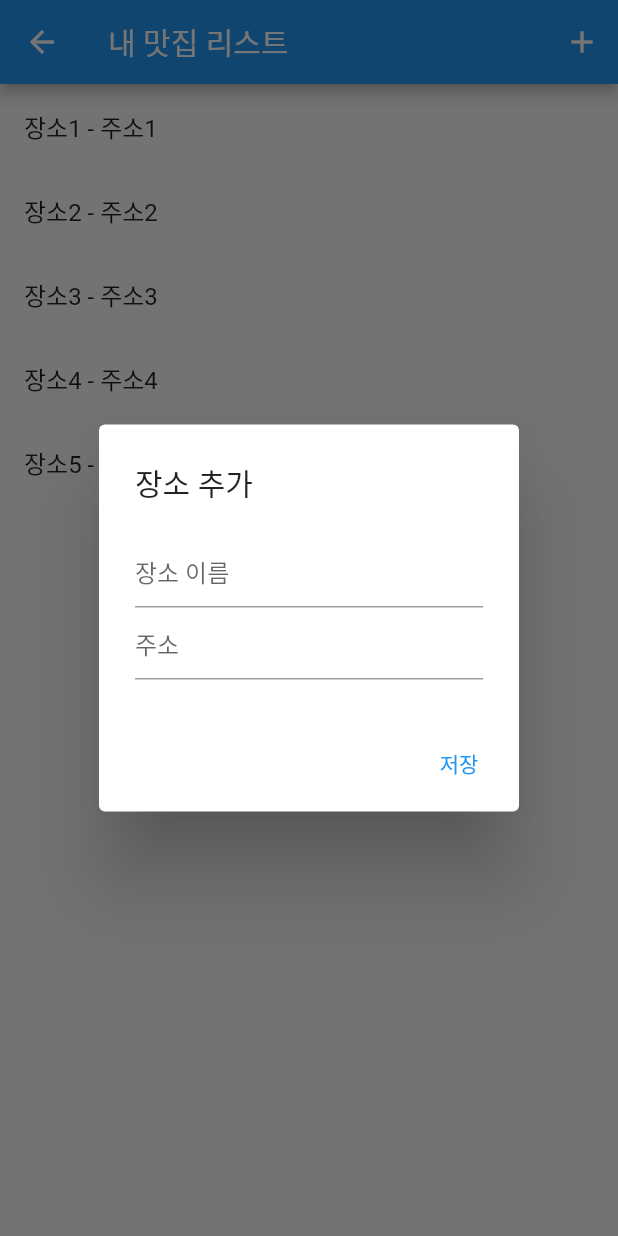
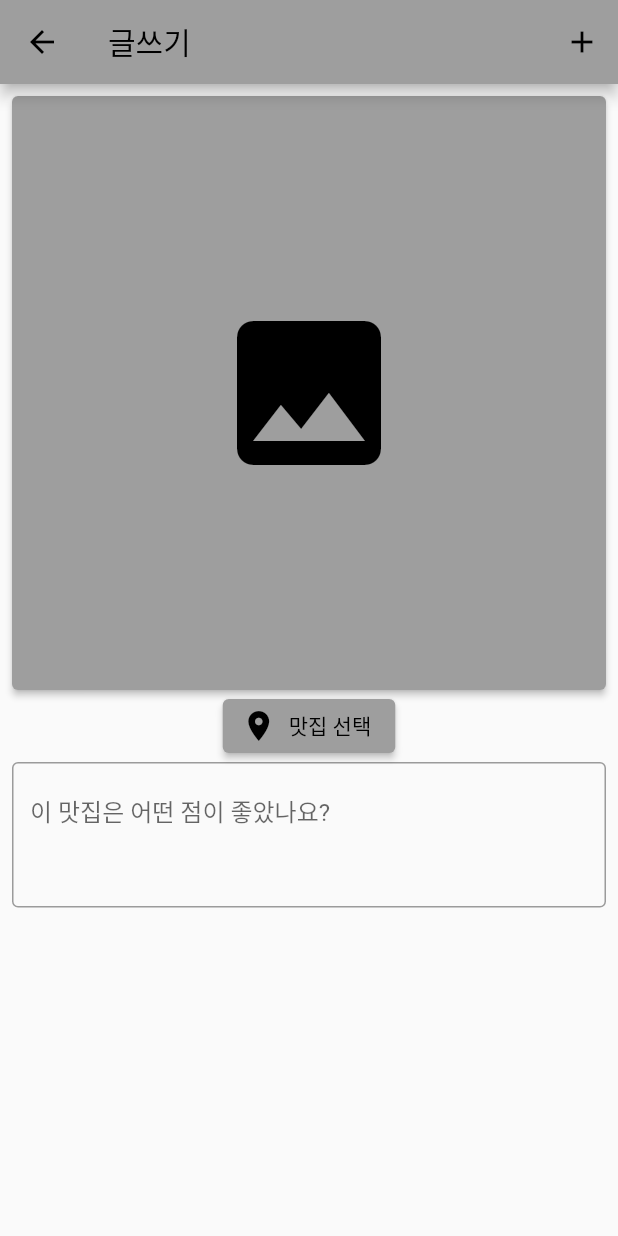
Before and after one commit to myshin22/madcamp-week2, a Flutter app: the AddScreen screen opened directly, after a tap on the "add" icon, on a phone screen of 412 x 824 dp. Run offline on Flutter 3.47's test engine with Material 2 defaults, Android fonts, the phone set to English and light mode, and no system bars; our stand-ins replace image_picker.

Commit message:
AddScreen 수정 완료!!

```diff
--- a/lib/main.dart
+++ b/lib/main.dart
@@ -30,6 +30,10 @@ class _MyAppState extends State<MyApp> {
   @override
   Widget build(BuildContext context) {
     return MaterialApp(
+      title: '냠냠',
+      theme: ThemeData(
+        primarySwatch: Colors.grey,
+      ),
       home: Scaffold(
         appBar: null,
         body: _screens[_selectedIndex],
@@ -56,6 +60,70 @@ class _MyAppState extends State<MyApp> {
             ),
           ],
         ),
+      ),
+    );
+  }
+}
+
+class ProfileScreen extends StatelessWidget {
+  @override
+  Widget build(BuildContext context) {
+    return Scaffold(
+      appBar: AppBar(
+        title: Text('Profile Screen'),
+        actions: <Widget>[
+          IconButton(
+            icon: Icon(Icons.settings),
+            onPressed: () {
+              Navigator.push(
+                context,
+                MaterialPageRoute(builder: (context) => SettingsScreen()),
+              );
+            },
+          ),
+        ],
+      ),
+      body: Center(
+        child: Text('Profile Screen'),
+      ),
+    );
+  }
+}
+
+class SettingsScreen extends StatelessWidget {
+  @override
+  Widget build(BuildContext context) {
+    return Scaffold(
+      appBar: AppBar(
+        title: Text('설정'),
+      ),
+      body: ListView(
+        children: <Widget>[
+          ListTile(
+            title: Text('연결관리'),
+          ),
+          ListTile(
+            title: Text('네이버 지도 연결'),
+            onTap: () {
+              // 항목 1이 선택되었을 때의 코드
+            },
+          ),
+          ListTile(
+            title: Text('친구추가'),
+          ),
+          ListTile(
+            title: Text('연락처로 추가하기'),
+            onTap: () {
+              // 친구 1이 선택되었을 때의 코드
+            },
+          ),
+          ListTile(
+            title: Text('초대장 보내기'),
+            onTap: () {
+              // 친구 2가 선택되었을 때의 코드
+            },
+          ),
+        ],
       ),
     );
   }
@@ -166,8 +234,8 @@ class AddScreen extends StatefulWidget {
   _AddScreenState createState() => _AddScreenState();
 }
 
-class _AddScreenState extends State<AddScreen> {
-  List<String> placeList = [
+class PlaceSelectScreen extends StatelessWidget {
+  final List<String> placeList = [
     '장소1 - 주소1',
     '장소2 - 주소2',
     '장소3 - 주소3',
@@ -180,65 +248,29 @@ class _AddScreenState extends State<AddScreen> {
     return Scaffold(
       appBar: AppBar(
         title: Text('내 맛집 리스트'),
-        actions: [
-          IconButton(
-            icon: Icon(Icons.add),
-            onPressed: () {
-              showDialog(
-                context: context,
-                builder: (BuildContext context) {
-                  String name = '';
-                  String address = '';
-                  return AlertDialog(
-                    title: Text('장소 추가'),
-                    content: Column(
-                      mainAxisSize: MainAxisSize.min,
-                      children: [
-                        TextField(
-                          onChanged: (value) {
-                            name = value;
-                          },
-                          decoration: InputDecoration(hintText: '장소 이름'),
       ),
-                        TextField(
-                          onChanged: (value) {
-                            address = value;
-                          },
-                          decoration: InputDecoration(hintText: '주소'),
-                        )
-                      ],
-                    ),
-                    actions: <Widget>[
-                      TextButton(
-                        child: Text('저장'),
-                        onPressed: () {
-                          setState(() {
-                            placeList.add('$name - $address');
-                          });
-                          Navigator.of(context).pop();
-                        },
-                      ),
-                    ],
-                  );
+      body: ListView.builder(
+        itemCount: placeList.length,
+        itemBuilder: (context, index) {
+          final place = placeList[index].split(' - ')[0]; //장소 정보만 가져오기
+          final address = placeList[index].split(' - ')[1]; //주소 정보만
+          return ListTile(
+            title: Text(place),
+            subtitle: Text(address),
+            onTap: () {
+              Navigator.pop(context, place);
             },
           );
         },
       ),
-        ],
-      ),
-      body: ListView.builder(
-          itemCount: placeList.length,
-          itemBuilder: (context, index) {
-            return ListTile(
-              title: Text(placeList[index]),
-              onTap: () {
-                // 여기에 특정 장소를 눌렀을 때의 로직을 추가하세요
-                print('${placeList[index]}가 선택되었습니다.');
-              },
-            );
-          }),
     );
   }
+}
+
+class _AddScreenState extends State<AddScreen> {
+  String? location;
+  String description = '';
+  List<XFile>? selectedImages; //선택한 이미지 목록
 
   Future<void> openGallery(BuildContext context) async {
     try {
@@ -249,139 +281,82 @@ class _AddScreenState extends State<AddScreen> {
       );
 
       if (resultList != null) {
-        Navigator.push(
-          context,
-          MaterialPageRoute(
-            builder: (context) => GetPictureScreen(resultList),
-          ),
-        );
+        setState(() {
+          selectedImages = resultList;
+        });
       }
     } catch (e) {
       // 예외 처리
     }
   }
-}
-
-class GetPictureScreen extends StatefulWidget {
-  final List<XFile> images;
-
-  GetPictureScreen(this.images);
-
-  @override
-  _GetPictureScreenState createState() => _GetPictureScreenState();
-}
-
-class _GetPictureScreenState extends State<GetPictureScreen> {
-  String caption = '';
 
   @override
   Widget build(BuildContext context) {
     return Scaffold(
       appBar: AppBar(
         title: Text('글쓰기'),
-        actions: [
+        actions: <Widget>[
           IconButton(
-            icon: Icon(Icons.upload_sharp),
+            icon: Icon(Icons.add),
             onPressed: () {
-              //upload 버튼을 누르면 서버 상에 보낼 수 있도록 코드를 짜야 돼
+              //서버 상에 업로드 되도록 해야 함.
             },
           ),
         ],
       ),
-      body: Column(
-        children: [
-          Expanded(
-            child: PageView.builder(
-              itemCount: widget.images.length,
+      body: Padding(
+        padding: EdgeInsets.all(8.0),
+        child: Column(
+          children: <Widget>[
+            AspectRatio(
+              aspectRatio: 1,
+              child: selectedImages != null && selectedImages!.isNotEmpty
+                  ? PageView.builder(
+                      itemCount: selectedImages!.length,
                       itemBuilder: (context, index) {
                         return Image.file(
-                  File(widget.images[index].path),
-                  width: double.infinity,
+                          File(selectedImages![index].path),
                           fit: BoxFit.cover,
                         );
                       },
+                    )
+                  : ElevatedButton(
+                      child: Icon(Icons.image, size: 128),
+                      onPressed: () {
+                        openGallery(context);
+                      },
                     ),
             ),
-          Padding(
-            padding: const EdgeInsets.all(16.0),
-            child: TextFormField(
-              decoration: InputDecoration(
-                labelText: 'Add caption',
-                border: OutlineInputBorder(),
-              ),
-              onChanged: (value) {
+            ElevatedButton.icon(
+              icon: Icon(Icons.location_on),
+              label: Text(location ?? '맛집 선택'),
+              onPressed: () {
+                Navigator.push(
+                  context,
+                  MaterialPageRoute(builder: (context) => PlaceSelectScreen()),
+                ).then((selectedLoction) {
                   setState(() {
-                  caption = value;
+                    location = selectedLoction;
+                  });
                 });
               },
             ),
+            TextFormField(
+              decoration: InputDecoration(
+                hintText: '이 맛집은 어떤 점이 좋았나요?',
+                border: OutlineInputBorder(),
+              ),
+              minLines: 3,
+              maxLines: 5,
+              onChanged: (value) {
+                setState(() {
+                  description = value;
+                });
+              },
             ),
           ],
+        ),
       ),
     );
   }
 }
-
-class ProfileScreen extends StatelessWidget {
-  @override
-  Widget build(BuildContext context) {
-    return Scaffold(
-      appBar: AppBar(
-        title: Text('Profile Screen'),
-        actions: <Widget>[
-          IconButton(
-            icon: Icon(Icons.settings),
-            onPressed: () {
-              Navigator.push(
-                context,
-                MaterialPageRoute(builder: (context) => SettingsScreen()),
-              );
-            },
-          ),
-        ],
-      ),
-      body: Center(
-        child: Text('Profile Screen'),
-      ),
-    );
-  }
-}
-
-class SettingsScreen extends StatelessWidget {
-  @override
-  Widget build(BuildContext context) {
-    return Scaffold(
-      appBar: AppBar(
-        title: Text('설정'),
-      ),
-      body: ListView(
-        children: <Widget>[
-          ListTile(
-            title: Text('연결관리'),
-          ),
-          ListTile(
-            title: Text('네이버 지도 연결'),
-            onTap: () {
-              // 항목 1이 선택되었을 때의 코드
-            },
-          ),
-          ListTile(
-            title: Text('친구추가'),
-          ),
-          ListTile(
-            title: Text('연락처로 추가하기'),
-            onTap: () {
-              // 친구 1이 선택되었을 때의 코드
-            },
-          ),
-          ListTile(
-            title: Text('초대장 보내기'),
-            onTap: () {
-              // 친구 2가 선택되었을 때의 코드
-            },
-          ),
-        ],
-      ),
-    );
-  }
-}
--- a/pubspec.yaml
+++ b/pubspec.yaml
@@ -34,6 +34,8 @@ dependencies:
   sqflite: ^2.0.0
   image_picker: ^0.8.4+4
   multi_image_picker: ^4.8.1
+  image_cropper: ^1.4.1
+  carousel_slider: ^4.0.0
 
 
   # The following adds the Cupertino Icons font to your application.
```
Also changed, not shown: pubspec.lock. Lines whose indentation alone changed are shown as unchanged.
